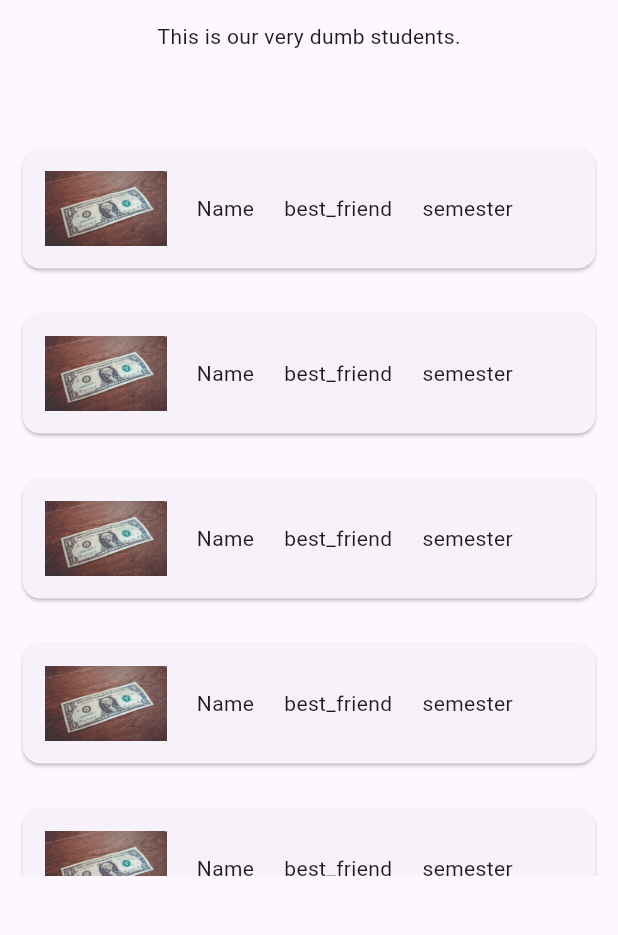
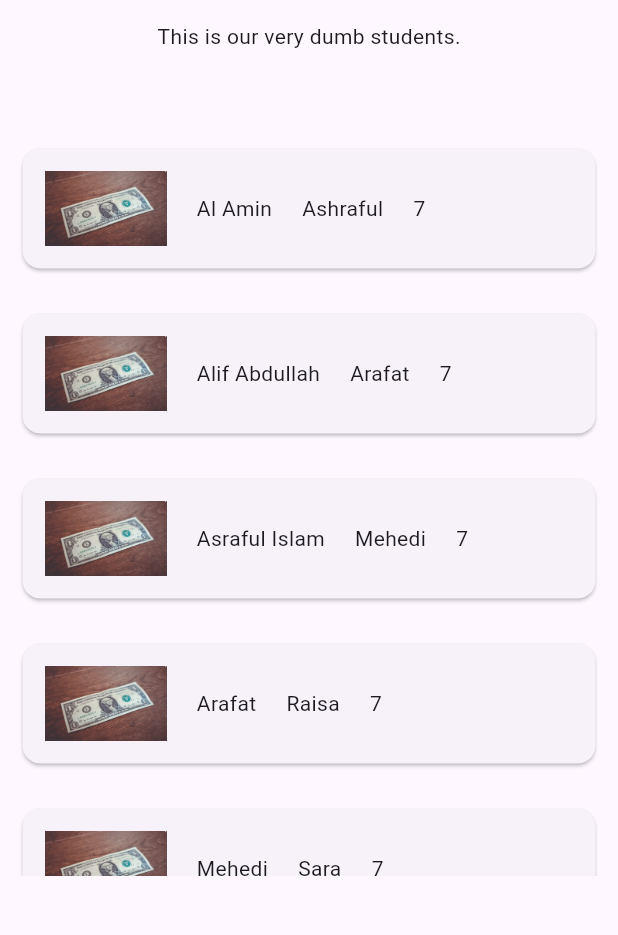
Before and after one commit to nazmussakibsaad102/App-Dev-Class-21-22, a Flutter app: the TeachersPage screen opened directly, on a phone screen of 412 x 824 dp, the part 63-998 px from its top. Run offline on Flutter 3.47's test engine with Material 3 defaults, Android fonts, the phone set to English and light mode, and no system bars; our stand-ins replace flutter_carousel_widget, video_player; network calls fail.

Commit message:
listview added with data.

```diff
--- a/lib/TeachersPage.dart
+++ b/lib/TeachersPage.dart
@@ -3,8 +3,11 @@ import 'package:flutter/rendering.dart';
 
 class TeachersPage extends StatelessWidget {
 
+  ///List = [.....]
+  ///Map = {"key" : "value"]
+  ///list(map(string,string))
   //Map
-  List students = [
+   List<Map<String,String>> students = [
     {"name" : "Al Amin" , "best_friend" : "Ashraful", "Semester" : "7"},
     {"name" : "Alif Abdullah" , "best_friend" : "Arafat", "Semester" : "7"},
     {"name" : "Asraful Islam" , "best_friend" : "Mehedi", "Semester" : "7"},
@@ -29,9 +32,14 @@ class TeachersPage extends StatelessWidget {
             Container(
               height: 500,
               child: ListView.builder(
-                  itemCount: 10,
+                  itemCount: students.length,
                   itemBuilder: (context, index){
-                    return StudentCard();
+                    final student = students[index];
+                    return StudentCard(
+                      name: student["name"]!,// "AL Amin"
+                      bestFriend: student["best_friend"]!,
+                      semester: student["Semester"]!,
+                    );
                   }
               ),
             )
@@ -43,7 +51,16 @@ class TeachersPage extends StatelessWidget {
 }
 
 class StudentCard extends StatelessWidget {
-  const StudentCard({super.key});
+
+  String name;
+  String bestFriend;
+  String semester;
+
+  StudentCard({
+    required this.name,
+    required this.bestFriend,
+    required this.semester
+});
 
   @override
   Widget build(BuildContext context) {
@@ -57,15 +74,17 @@ class StudentCard extends StatelessWidget {
             children: [
               Image.asset("assets/images/dollar.PNG"),
               SizedBox(width: 20,),
-              Text("Name"),
+              Text("$name"),
               SizedBox(width: 20,),
-              Text("best_friend"),
+              Text("$bestFriend"),
               SizedBox(width: 20,),
-              Text("semester"),
+              Text("$semester"),
             ],
           ),
         ),
       ),
     );
   }
+
+
 }
```
